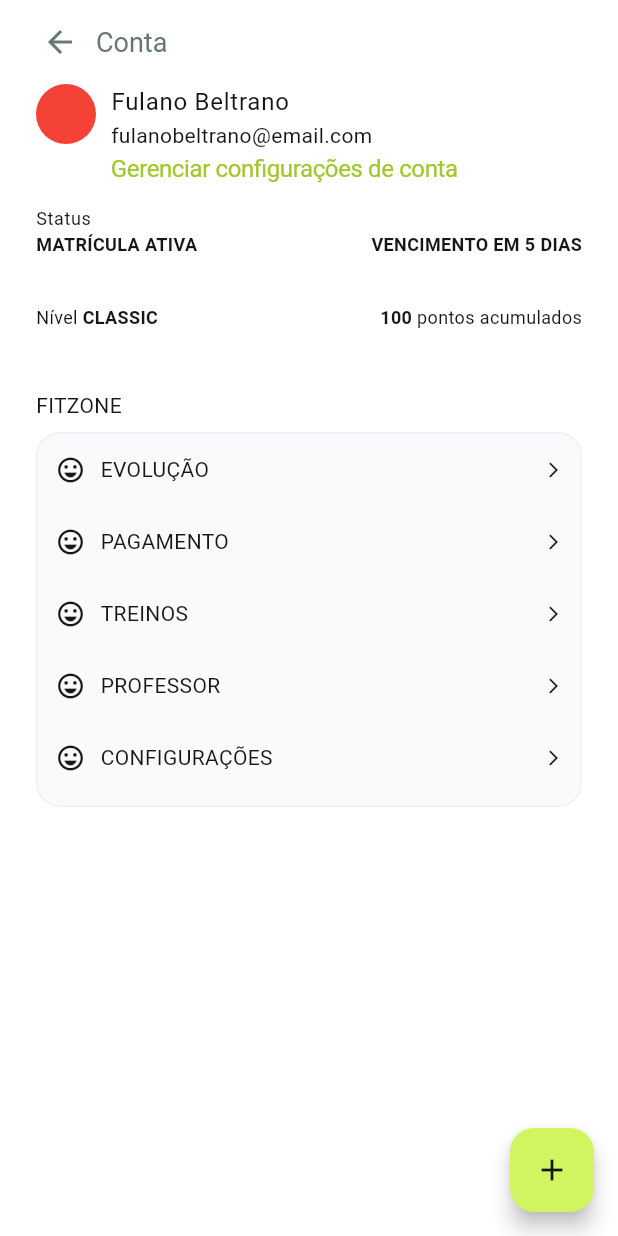
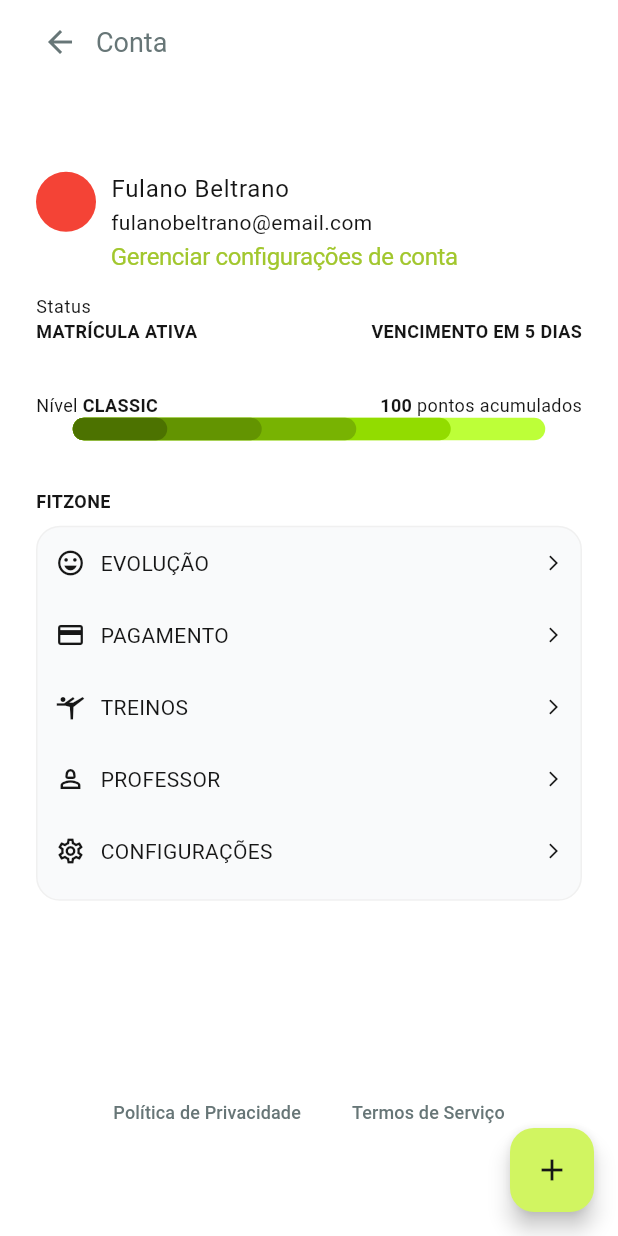
Before and after one commit to rafa-Nobre/Fitzone_Mobile, a Flutter app: the screen it shows after launch, on a phone screen of 412 x 824 dp. Run offline on Flutter 3.47's test engine with Material 3 defaults, Android fonts, the light colour scheme and no system bars.

Commit message:
refactor: modularizing widgets

```diff
--- /dev/null
+++ b/lib/common/widgets/GoBackButton.dart
@@ -0,0 +1,28 @@
+import 'package:flutter/material.dart';
+
+class GoBackButton extends StatelessWidget {
+  const GoBackButton({
+    required this.title,
+    super.key,
+  });
+
+  final String title;
+  @override
+  Widget build(BuildContext context) {
+    return Row(
+      children: [
+        IconButton(
+          icon: const Icon(Icons.arrow_back),
+          color: Theme.of(context).colorScheme.onSecondary,
+          onPressed: () {},
+        ),
+        Text(
+          title,
+          style: TextStyle(
+            color: Theme.of(context).colorScheme.onSecondary,
+          ),
+        ),
+      ],
+    );
+  }
+}
--- a/lib/screens/conta_screen/conta_screen.dart
+++ b/lib/screens/conta_screen/conta_screen.dart
@@ -1,6 +1,12 @@
 import 'package:fitzone_app/common/constants/metrics.dart';
 import 'package:fitzone_app/common/theme/theme_provider.dart';
+import 'package:fitzone_app/common/widgets/GoBackButton.dart';
 import 'package:fitzone_app/screens/conta_screen/widgets/ButtonMenu.dart';
+import 'package:fitzone_app/screens/conta_screen/widgets/Footer.dart';
+import 'package:fitzone_app/screens/conta_screen/widgets/Level.dart';
+import 'package:fitzone_app/screens/conta_screen/widgets/Menu.dart';
+import 'package:fitzone_app/screens/conta_screen/widgets/ProfileInfo.dart';
+import 'package:fitzone_app/screens/conta_screen/widgets/RegistrationStatus.dart';
 import 'package:flutter/material.dart';
 import 'package:provider/provider.dart';
 
@@ -13,58 +19,32 @@ class ContaScreen extends StatelessWidget {
       appBar: AppBar(
         surfaceTintColor: Theme.of(context).colorScheme.background,
         backgroundColor: Theme.of(context).colorScheme.background,
-        title: const botao_voltar_app_bar(),
+        title: const GoBackButton(title: "Conta",),
       ),
       body: Container(
         padding: const EdgeInsets.only(left: 24, right: 24),
         width: double.infinity,
         color: Theme.of(context).colorScheme.background,
-        child: Center(
+        child: const Center(
           child: Column(
+            mainAxisAlignment: MainAxisAlignment.spaceAround,
             children: [
-              const perfil(),
-              const SizedBox(
-                height: defaultSpacing,
-              ),
-              const Status(),
-              const SizedBox(
-                height: largeSpacing,
-              ),
-              const nivel(),
-              const SizedBox(
-                height: extraLargeSpacing,
-              ),
-              Column(
-                mainAxisAlignment: MainAxisAlignment.start,
-                crossAxisAlignment: CrossAxisAlignment.start,
-                children: [
-                  const Text("FITZONE"),
-                  const SizedBox(
-                    height: minorSpacing,
+              Column(children: [
+                Profileinfo(),
+                  SizedBox(
+                    height: defaultSpacing,
                   ),
-                  Container(
-                      height: 250,
-                      width: double.infinity,
-                      decoration: BoxDecoration(
-                        color: Theme.of(context).colorScheme.surfaceContainer,
-                        border: Border.all(
-                            color: Theme.of(context)
-                                .colorScheme
-                                .surfaceContainerLow),
-                        borderRadius:
-                            const BorderRadius.all(Radius.circular(16)),
-                      ),
-                      child: const Column(
-                        children: [
-                          ButtonMenu(title: "Evolução", ),
-                          ButtonMenu(title: "Pagamento"),
-                          ButtonMenu(title: "Treinos"),
-                          ButtonMenu(title:"Professor"),
-                          ButtonMenu(title: "Configurações"),
-                        ],
-                      )),
-                ],
-              )
+                  Registrationstatus(),
+                  SizedBox(
+                    height: largeSpacing,
+                  ),
+                  Level(),
+                  SizedBox(
+                    height: largeSpacing,
+                  ),
+                  Menu(),
+              ],),
+              Footer()
             ],
           ),
         ),
@@ -82,165 +62,3 @@ class ContaScreen extends StatelessWidget {
     );
   }
 }
-
-class nivel extends StatelessWidget {
-  const nivel({
-    super.key,
-  });
-
-  @override
-  Widget build(BuildContext context) {
-    return Column(
-      children: const [
-        Row(
-          mainAxisAlignment: MainAxisAlignment.spaceBetween,
-          crossAxisAlignment: CrossAxisAlignment.end,
-          children: [
-            Row(
-              crossAxisAlignment: CrossAxisAlignment.end,
-              mainAxisAlignment: MainAxisAlignment.end,
-              children: [
-                Text("Nível ",
-                    style: TextStyle(
-                      fontSize: 12,
-                    )),
-                Text(
-                  "CLASSIC",
-                  style: TextStyle(fontSize: 12, fontWeight: FontWeight.w600),
-                ),
-              ],
-            ),
-            Row(
-              crossAxisAlignment: CrossAxisAlignment.end,
-              mainAxisAlignment: MainAxisAlignment.end,
-              children: [
-                Text(
-                  "100",
-                  style: TextStyle(fontSize: 12, fontWeight: FontWeight.w600),
-                ),
-                Text(" pontos acumulados",
-                    style: TextStyle(
-                      fontSize: 12,
-                    ))
-              ],
-            ),
-            // Container(
-            //   height: 20,
-            //   width: double.infinity,
-            //   decoration:
-            //   BoxDecoration(
-            //     color: Theme.of(context).colorScheme.primary,
-            //     shape: BoxShape.rectangle,
-
-            //   ),
-
-            // ),
-          ],
-        )
-      ],
-    );
-  }
-}
-
-class Status extends StatelessWidget {
-  const Status({
-    super.key,
-  });
-
-  @override
-  Widget build(BuildContext context) {
-    return Row(
-      crossAxisAlignment: CrossAxisAlignment.end,
-      mainAxisAlignment: MainAxisAlignment.spaceBetween,
-      children: [
-        Column(
-          mainAxisAlignment: MainAxisAlignment.start,
-          crossAxisAlignment: CrossAxisAlignment.start,
-          children: [
-            Text(
-              "Status",
-              style: Theme.of(context).textTheme.bodySmall,
-            ),
-            const Text(
-              "MATRÍCULA ATIVA",
-              style: TextStyle(fontSize: 12, fontWeight: FontWeight.w600),
-            ),
-          ],
-        ),
-        const Text(
-          "VENCIMENTO EM 5 DIAS",
-          style: TextStyle(fontSize: 12, fontWeight: FontWeight.w600),
-        ),
-      ],
-    );
-  }
-}
-
-class perfil extends StatelessWidget {
-  const perfil({
-    super.key,
-  });
-
-  @override
-  Widget build(BuildContext context) {
-    return Container(
-      child: Row(
-        mainAxisAlignment: MainAxisAlignment.start,
-        crossAxisAlignment: CrossAxisAlignment.start,
-        children: [
-          Container(
-            height: 40,
-            width: 40,
-            decoration: BoxDecoration(
-                borderRadius: BorderRadius.circular(50), color: Colors.red),
-          ),
-          const SizedBox(width: 10),
-          Column(
-            mainAxisAlignment: MainAxisAlignment.start,
-            crossAxisAlignment: CrossAxisAlignment.start,
-            children: [
-              Text(
-                'Fulano Beltrano',
-                style: Theme.of(context).textTheme.bodyLarge,
-              ),
-              Text(
-                'fulanobeltrano@email.com',
-                style: Theme.of(context).textTheme.bodyMedium,
-              ),
-              const SizedBox(height: 4),
-              Text(
-                "Gerenciar configurações de conta",
-                style: Theme.of(context).textTheme.displayLarge,
-              )
-            ],
-          ),
-        ],
-      ),
-    );
-  }
-}
-
-class botao_voltar_app_bar extends StatelessWidget {
-  const botao_voltar_app_bar({
-    super.key,
-  });
-
-  @override
-  Widget build(BuildContext context) {
-    return Row(
-      children: [
-        IconButton(
-          icon: const Icon(Icons.arrow_back),
-          color: Theme.of(context).colorScheme.onSecondary,
-          onPressed: () {},
-        ),
-        Text(
-          'Conta',
-          style: TextStyle(
-            color: Theme.of(context).colorScheme.onSecondary,
-          ),
-        ),
-      ],
-    );
-  }
-}
--- a/lib/screens/conta_screen/widgets/ButtonMenu.dart
+++ b/lib/screens/conta_screen/widgets/ButtonMenu.dart
@@ -5,11 +5,13 @@ class ButtonMenu extends StatelessWidget {
 
   const ButtonMenu({
     required this.title,
+    required this.icon,
 
     super.key,
   });
 
   final String title;
+  final IconData icon;
 
   @override
   Widget build(BuildContext context) {
@@ -20,7 +22,7 @@ class ButtonMenu extends StatelessWidget {
           children: [
             Row(
               children: [
-                Icon(Icons.emoji_emotions_outlined,
+                Icon(icon,
                     color: Theme.of(context).colorScheme.onSurface, size: 20),
                 const SizedBox(width: 10),
                 Text(title.toUpperCase(), style: Theme.of(context).textTheme.bodyMedium),
--- /dev/null
+++ b/lib/screens/conta_screen/widgets/Footer.dart
@@ -0,0 +1,27 @@
+import 'package:fitzone_app/screens/conta_screen/widgets/Link.dart';
+import 'package:flutter/material.dart';
+
+class Footer extends StatelessWidget {
+  const Footer({
+    super.key,
+  });
+
+  @override
+  Widget build(BuildContext context) {
+    return Row(
+      mainAxisAlignment: MainAxisAlignment.center,
+      children: [
+        Link(
+          title: "Política de Privacidade",
+          color: Theme.of(context).colorScheme.onSecondary,
+          fontSize: 12,
+        ),
+        SizedBox(width: 10),
+        Link(
+            title: "Termos de Serviço",
+            color: Theme.of(context).colorScheme.onSecondary,
+            fontSize: 12),
+      ],
+    );
+  }
+}
--- /dev/null
+++ b/lib/screens/conta_screen/widgets/GraphLevel.dart
@@ -0,0 +1,24 @@
+import 'package:flutter/material.dart';
+
+class GraphLevel extends StatelessWidget {
+  const GraphLevel({
+    required this.color,
+    required this.width,
+    super.key,
+  });
+
+  final Color color;
+  final double width;
+
+  @override
+  Widget build(BuildContext context) {
+    return Container(
+      height: 15,
+      width: width,
+      decoration: BoxDecoration(
+        color: color,
+        borderRadius: BorderRadius.circular(50),
+      ),
+    );
+  }
+}
--- /dev/null
+++ b/lib/screens/conta_screen/widgets/Level.dart
@@ -0,0 +1,76 @@
+import 'package:fitzone_app/screens/conta_screen/widgets/GraphLevel.dart';
+import 'package:flutter/material.dart';
+
+class Level extends StatelessWidget {
+  const Level({
+    super.key,
+  });
+
+  @override
+  Widget build(BuildContext context) {
+    // ignore: prefer_const_constructors
+    return Column(
+      children: const [
+        Row(
+          mainAxisAlignment: MainAxisAlignment.spaceBetween,
+          crossAxisAlignment: CrossAxisAlignment.end,
+          children: [
+            Row(
+              crossAxisAlignment: CrossAxisAlignment.end,
+              mainAxisAlignment: MainAxisAlignment.end,
+              children: [
+                Text("Nível ",
+                    style: TextStyle(
+                      fontSize: 12,
+                    )),
+                Text(
+                  "CLASSIC",
+                  style: TextStyle(fontSize: 12, fontWeight: FontWeight.w600),
+                ),
+              ],
+            ),
+            Row(
+              crossAxisAlignment: CrossAxisAlignment.end,
+              mainAxisAlignment: MainAxisAlignment.end,
+              children: [
+                Text(
+                  "100",
+                  style: TextStyle(fontSize: 12, fontWeight: FontWeight.w600),
+                ),
+                Text(" pontos acumulados",
+                    style: TextStyle(
+                      fontSize: 12,
+                    ))
+              ],
+            ),
+          ],
+        ),
+        Stack(
+          alignment: Alignment.topLeft,
+          children: [
+            GraphLevel(
+              color: Color.fromARGB(199, 170, 255, 0),
+              width: 63 * 5,
+            ),
+            GraphLevel(
+              color: Color.fromARGB(255, 146, 220, 0),
+              width: 63 * 4,
+            ),
+            GraphLevel(
+              color: Color.fromARGB(255, 120, 179, 2),
+              width: 63 * 3,
+            ),
+            GraphLevel(
+              color: Color.fromARGB(255, 99, 148, 1),
+              width: 63 * 2,
+            ),
+            GraphLevel(
+              color: Color.fromARGB(255, 76, 114, 0),
+              width: 63,
+            )
+          ],
+        )
+      ],
+    );
+  }
+}
--- /dev/null
+++ b/lib/screens/conta_screen/widgets/Link.dart
@@ -0,0 +1,24 @@
+import 'package:flutter/material.dart';
+
+class Link extends StatelessWidget {
+  const Link({
+    required this.title,
+    required this.fontSize,
+    required this.color,
+    super.key,
+  });
+
+  final String title;
+  final double fontSize;
+  final Color color;
+  @override
+  Widget build(BuildContext context) {
+    return TextButton(
+      onPressed: () {},
+      child: Text(
+        title,
+        style: TextStyle(fontSize: fontSize, color: color),
+      ),
+    );
+  }
+}
--- /dev/null
+++ b/lib/screens/conta_screen/widgets/Menu.dart
@@ -0,0 +1,55 @@
+import 'package:fitzone_app/common/constants/metrics.dart';
+import 'package:fitzone_app/screens/conta_screen/widgets/ButtonMenu.dart';
+import 'package:flutter/material.dart';
+
+class Menu extends StatelessWidget {
+  const Menu({
+    super.key,
+  });
+
+  @override
+  Widget build(BuildContext context) {
+    return Column(
+      mainAxisAlignment: MainAxisAlignment.start,
+      crossAxisAlignment: CrossAxisAlignment.start,
+      children: [
+        Text(
+          "FITZONE",
+          style: TextStyle(
+              fontSize: 12,
+              fontWeight: FontWeight.w600,
+              color: Theme.of(context).colorScheme.onSurface),
+        ),
+        const SizedBox(
+          height: minorSpacing,
+        ),
+        Container(
+          height: 250,
+          width: double.infinity,
+          decoration: BoxDecoration(
+            color: Theme.of(context).colorScheme.surfaceContainer,
+            border: Border.all(
+                color: Theme.of(context).colorScheme.surfaceContainerLow),
+            borderRadius: const BorderRadius.all(Radius.circular(16)),
+          ),
+          child: const Column(
+            children: [
+              ButtonMenu(
+                title: "Evolução",
+                icon: Icons.emoji_emotions_outlined,
+              ),
+              ButtonMenu(
+                title: "Pagamento",
+                icon: Icons.payment,
+              ),
+              ButtonMenu(
+                  title: "Treinos", icon: Icons.sports_gymnastics_outlined),
+              ButtonMenu(title: "Professor", icon: Icons.person_2_outlined),
+              ButtonMenu(title: "Configurações", icon: Icons.settings_outlined),
+            ],
+          ),
+        ),
+      ],
+    );
+  }
+}
--- /dev/null
+++ b/lib/screens/conta_screen/widgets/ProfileInfo.dart
@@ -0,0 +1,45 @@
+import 'package:flutter/material.dart';
+
+class Profileinfo extends StatelessWidget {
+  const Profileinfo({
+    super.key,
+  });
+
+  @override
+  Widget build(BuildContext context) {
+    return Container(
+      child: Row(
+        mainAxisAlignment: MainAxisAlignment.start,
+        crossAxisAlignment: CrossAxisAlignment.start,
+        children: [
+          Container(
+            height: 40,
+            width: 40,
+            decoration: BoxDecoration(
+                borderRadius: BorderRadius.circular(50), color: Colors.red),
+          ),
+          const SizedBox(width: 10),
+          Column(
+            mainAxisAlignment: MainAxisAlignment.start,
+            crossAxisAlignment: CrossAxisAlignment.start,
+            children: [
+              Text(
+                'Fulano Beltrano',
+                style: Theme.of(context).textTheme.bodyLarge,
+              ),
+              Text(
+                'fulanobeltrano@email.com',
+                style: Theme.of(context).textTheme.bodyMedium,
+              ),
+              const SizedBox(height: 4),
+              Text(
+                "Gerenciar configurações de conta",
+                style: Theme.of(context).textTheme.displayLarge,
+              )
+            ],
+          ),
+        ],
+      ),
+    );
+  }
+}
--- /dev/null
+++ b/lib/screens/conta_screen/widgets/RegistrationStatus.dart
@@ -0,0 +1,35 @@
+import 'package:flutter/material.dart';
+
+class Registrationstatus extends StatelessWidget {
+  const Registrationstatus({
+    super.key,
+  });
+
+  @override
+  Widget build(BuildContext context) {
+    return Row(
+      crossAxisAlignment: CrossAxisAlignment.end,
+      mainAxisAlignment: MainAxisAlignment.spaceBetween,
+      children: [
+        Column(
+          mainAxisAlignment: MainAxisAlignment.start,
+          crossAxisAlignment: CrossAxisAlignment.start,
+          children: [
+            Text(
+              "Status",
+              style: Theme.of(context).textTheme.bodySmall,
+            ),
+            const Text(
+              "MATRÍCULA ATIVA",
+              style: TextStyle(fontSize: 12, fontWeight: FontWeight.w600),
+            ),
+          ],
+        ),
+        const Text(
+          "VENCIMENTO EM 5 DIAS",
+          style: TextStyle(fontSize: 12, fontWeight: FontWeight.w600),
+        ),
+      ],
+    );
+  }
+}
```
